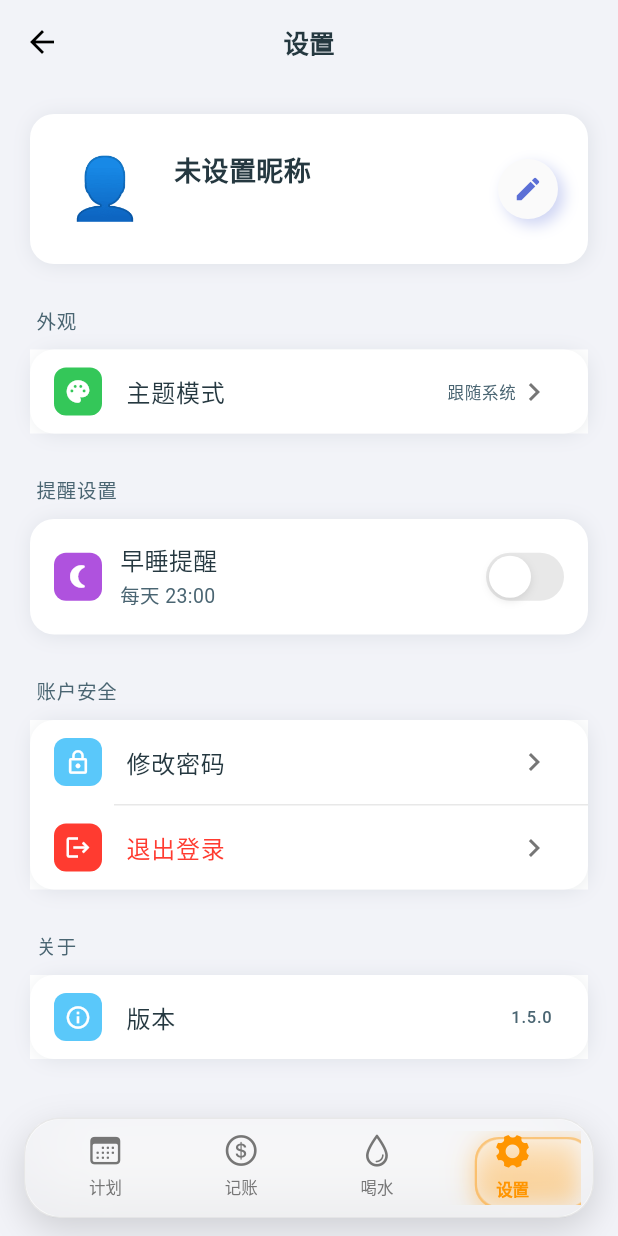
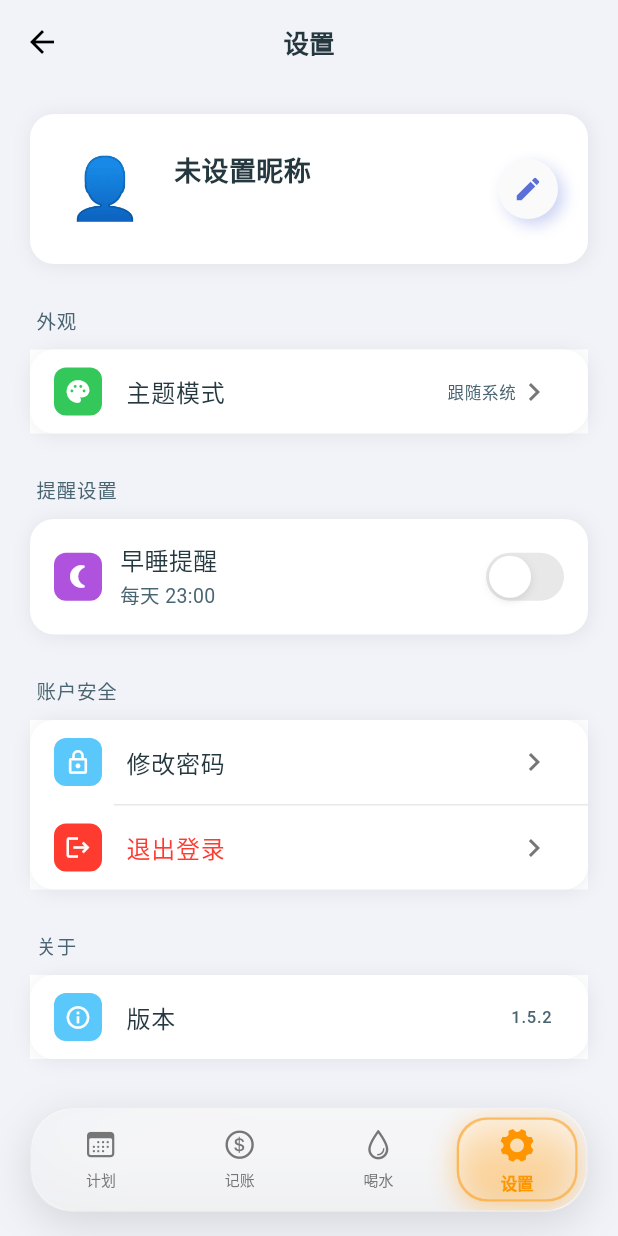
Before and after one commit to qq357877431/flutter_app, a Flutter app: the HomeScreen screen opened by its route, item 4 of the bottom bar chosen, on a phone screen of 412 x 824 dp. Run offline on Flutter 3.47's test engine with Material 3 defaults, Android fonts, the phone set to English and light mode, and no system bars; our stand-ins replace dio, flutter_local_notifications, flutter_riverpod, shared_preferences, timezone; accounts and stored records are empty; network calls fail.

Commit message:
v1.5.2: 触觉反馈、修复消费记录时区问题

```diff
--- a/flutter_app/lib/models/expense.dart
+++ b/flutter_app/lib/models/expense.dart
@@ -14,12 +14,16 @@ class Expense {
   }) : createdAt = createdAt ?? DateTime.now();
 
   factory Expense.fromJson(Map<String, dynamic> json) {
+    // 解析时间并转换为本地时间
+    final utcTime = DateTime.parse(json['created_at'] as String);
+    final localTime = utcTime.isUtc ? utcTime.toLocal() : utcTime;
+
     return Expense(
       id: json['id'] as int?,
       amount: (json['amount'] as num).toDouble(),
       category: json['category'] as String,
       note: json['note'] as String?,
-      createdAt: DateTime.parse(json['created_at'] as String),
+      createdAt: localTime,
     );
   }
 
--- a/flutter_app/lib/screens/expense_screen.dart
+++ b/flutter_app/lib/screens/expense_screen.dart
@@ -5,6 +5,7 @@ import 'package:intl/intl.dart';
 import '../config/colors.dart';
 import '../models/expense.dart';
 import '../providers/expense_provider.dart';
+import '../services/haptic_service.dart';
 
 class ExpenseScreen extends ConsumerStatefulWidget {
   const ExpenseScreen({super.key});
@@ -262,6 +263,7 @@ class _ExpenseScreenState extends ConsumerState<ExpenseScreen> {
                   onPressed: () async {
                     final amount = double.tryParse(amountController.text);
                     if (amount != null && amount > 0) {
+                      HapticService.mediumImpact(); // 记账时触觉反馈
                       await ref.read(expenseProvider.notifier).createExpense(amount, selectedCategory, noteController.text.isEmpty ? null : noteController.text);
                       if (mounted) Navigator.pop(ctx);
                     }
--- a/flutter_app/lib/screens/home_screen.dart
+++ b/flutter_app/lib/screens/home_screen.dart
@@ -2,6 +2,7 @@ import 'dart:ui';
 import 'package:flutter/cupertino.dart';
 import 'package:flutter/material.dart';
 import '../config/colors.dart';
+import '../services/haptic_service.dart';
 import 'plan_screen.dart';
 import 'expense_screen.dart';
 import 'water_screen.dart';
@@ -17,10 +18,9 @@ class HomeScreen extends StatefulWidget {
 class _HomeScreenState extends State<HomeScreen> with TickerProviderStateMixin {
   int _currentIndex = 0;
   late PageController _pageController;
-  late AnimationController _liquidController;
 
   double _dragStartX = 0;
-  double _liquidPosition = 0; // 0-3 对应4个tab
+  double _liquidPosition = 0;
   bool _isDragging = false;
 
   final List<_NavItemData> _navItems = [
@@ -34,22 +34,18 @@ class _HomeScreenState extends State<HomeScreen> with TickerProviderStateMixin {
   void initState() {
     super.initState();
     _pageController = PageController(initialPage: _currentIndex);
-    _liquidController = AnimationController(
-      vsync: this,
-      duration: const Duration(milliseconds: 300),
-    );
     _liquidPosition = _currentIndex.toDouble();
   }
 
   @override
   void dispose() {
     _pageController.dispose();
-    _liquidController.dispose();
     super.dispose();
   }
 
   void _onTabTapped(int index) {
     if (_currentIndex != index) {
+      HapticService.lightImpact(); // 切换菜单时触觉反馈
       setState(() {
         _currentIndex = index;
         _liquidPosition = index.toDouble();
@@ -59,7 +55,6 @@ class _HomeScreenState extends State<HomeScreen> with TickerProviderStateMixin {
         duration: const Duration(milliseconds: 300),
         curve: Curves.easeOutCubic,
       );
-      _liquidController.forward(from: 0);
     }
   }
 
@@ -105,11 +100,14 @@ class _HomeScreenState extends State<HomeScreen> with TickerProviderStateMixin {
     final isDark = Theme.of(context).brightness == Brightness.dark;
     final colors = AppColors(isDark);
     final tabColors = [colors.primary, colors.green, colors.blue, colors.orange];
+    final bottomPadding = MediaQuery.of(context).padding.bottom;
 
     return Scaffold(
       backgroundColor: colors.scaffoldBg,
-      extendBody: true, // 让内容延伸到导航栏下方
-      body: PageView(
+      body: Stack(
+        children: [
+          // 页面内容
+          PageView(
             controller: _pageController,
             onPageChanged: _onPageChanged,
             physics: const BouncingScrollPhysics(),
@@ -120,7 +118,12 @@ class _HomeScreenState extends State<HomeScreen> with TickerProviderStateMixin {
               SettingsScreen(),
             ],
           ),
-      bottomNavigationBar: _LiquidGlassNavBar(
+          // 浮动导航栏
+          Positioned(
+            left: 20,
+            right: 20,
+            bottom: bottomPadding + 16,
+            child: _LiquidGlassNavBar(
               currentIndex: _currentIndex,
               liquidPosition: _liquidPosition,
               navItems: _navItems,
@@ -131,6 +134,9 @@ class _HomeScreenState extends State<HomeScreen> with TickerProviderStateMixin {
               onHorizontalDragStart: _onHorizontalDragStart,
               onHorizontalDragUpdate: _onHorizontalDragUpdate,
               onHorizontalDragEnd: _onHorizontalDragEnd,
+            ),
+          ),
+        ],
       ),
     );
   }
@@ -171,33 +177,32 @@ class _LiquidGlassNavBar extends StatelessWidget {
 
   @override
   Widget build(BuildContext context) {
-    final bottomPadding = MediaQuery.of(context).padding.bottom;
-
     return Container(
-      margin: EdgeInsets.only(left: 16, right: 16, bottom: bottomPadding + 12),
+      height: 70,
       decoration: BoxDecoration(
         color: isDark
-            ? Colors.black.withOpacity(0.7)
-            : Colors.white.withOpacity(0.85),
-        borderRadius: BorderRadius.circular(24),
+            ? Colors.black.withOpacity(0.6)
+            : Colors.white.withOpacity(0.8),
+        borderRadius: BorderRadius.circular(28),
         border: Border.all(
           color: isDark
-              ? Colors.white.withOpacity(0.15)
-              : Colors.black.withOpacity(0.08),
+              ? Colors.white.withOpacity(0.12)
+              : Colors.black.withOpacity(0.06),
           width: 1,
         ),
         boxShadow: [
           BoxShadow(
-            color: Colors.black.withOpacity(isDark ? 0.4 : 0.15),
-            blurRadius: 20,
+            color: Colors.black.withOpacity(isDark ? 0.5 : 0.12),
+            blurRadius: 24,
             offset: const Offset(0, 8),
+            spreadRadius: 0,
           ),
         ],
       ),
       child: ClipRRect(
-        borderRadius: BorderRadius.circular(24),
+        borderRadius: BorderRadius.circular(28),
         child: BackdropFilter(
-          filter: ImageFilter.blur(sigmaX: 25, sigmaY: 25),
+          filter: ImageFilter.blur(sigmaX: 30, sigmaY: 30),
           child: LayoutBuilder(
             builder: (context, constraints) {
               final navWidth = constraints.maxWidth;
@@ -207,26 +212,24 @@ class _LiquidGlassNavBar extends StatelessWidget {
                 onHorizontalDragStart: onHorizontalDragStart,
                 onHorizontalDragUpdate: (details) => onHorizontalDragUpdate(details, navWidth),
                 onHorizontalDragEnd: onHorizontalDragEnd,
-                child: Container(
-                  height: 65,
-                  padding: const EdgeInsets.symmetric(horizontal: 8, vertical: 8),
                 child: Stack(
+                  alignment: Alignment.center,
                   children: [
-                      // 液态玻璃指示器
+                    // 液态玻璃指示器 - 包裹整个菜单项
                     AnimatedPositioned(
-                        duration: const Duration(milliseconds: 200),
+                      duration: const Duration(milliseconds: 250),
                       curve: Curves.easeOutCubic,
-                        left: liquidPosition * itemWidth + 8,
-                        top: 4,
+                      left: liquidPosition * itemWidth + 6,
+                      top: 6,
+                      bottom: 6,
                       child: _LiquidIndicator(
-                          width: itemWidth - 16,
+                        width: itemWidth - 12,
                         color: tabColors[liquidPosition.round().clamp(0, 3)],
                         isDark: isDark,
                       ),
                     ),
                     // 导航项
                     Row(
-                        mainAxisAlignment: MainAxisAlignment.spaceAround,
                       children: List.generate(4, (index) {
                         final isSelected = currentIndex == index;
                         final item = navItems[index];
@@ -249,7 +252,6 @@ class _LiquidGlassNavBar extends StatelessWidget {
                       }),
                     ),
                   ],
-                  ),
                 ),
               );
             },
@@ -275,46 +277,40 @@ class _LiquidIndicator extends StatelessWidget {
   Widget build(BuildContext context) {
     return Container(
       width: width,
-      height: 48,
       decoration: BoxDecoration(
         gradient: LinearGradient(
           begin: Alignment.topLeft,
           end: Alignment.bottomRight,
           colors: [
-            color.withOpacity(isDark ? 0.3 : 0.2),
-            color.withOpacity(isDark ? 0.15 : 0.1),
+            color.withOpacity(isDark ? 0.35 : 0.25),
+            color.withOpacity(isDark ? 0.2 : 0.15),
           ],
         ),
-        borderRadius: BorderRadius.circular(16),
+        borderRadius: BorderRadius.circular(20),
         border: Border.all(
-          color: color.withOpacity(isDark ? 0.4 : 0.3),
+          color: color.withOpacity(isDark ? 0.5 : 0.4),
           width: 1.5,
         ),
         boxShadow: [
           BoxShadow(
-            color: color.withOpacity(0.3),
-            blurRadius: 12,
+            color: color.withOpacity(0.4),
+            blurRadius: 16,
             offset: const Offset(0, 4),
-          ),
-          BoxShadow(
-            color: color.withOpacity(0.1),
-            blurRadius: 20,
-            spreadRadius: 2,
           ),
         ],
       ),
       child: ClipRRect(
-        borderRadius: BorderRadius.circular(16),
+        borderRadius: BorderRadius.circular(20),
         child: BackdropFilter(
-          filter: ImageFilter.blur(sigmaX: 8, sigmaY: 8),
+          filter: ImageFilter.blur(sigmaX: 10, sigmaY: 10),
           child: Container(
             decoration: BoxDecoration(
               gradient: LinearGradient(
                 begin: Alignment.topCenter,
                 end: Alignment.bottomCenter,
                 colors: [
-                  Colors.white.withOpacity(isDark ? 0.1 : 0.4),
-                  Colors.white.withOpacity(isDark ? 0.05 : 0.1),
+                  Colors.white.withOpacity(isDark ? 0.15 : 0.5),
+                  Colors.white.withOpacity(isDark ? 0.05 : 0.15),
                 ],
               ),
             ),
@@ -360,14 +356,14 @@ class _NavItem extends StatelessWidget {
             isSelected ? activeIcon : icon,
             key: ValueKey(isSelected),
             color: isSelected ? color : colors.textTertiary,
-            size: isSelected ? 26 : 24,
+            size: isSelected ? 26 : 22,
           ),
         ),
         const SizedBox(height: 4),
         AnimatedDefaultTextStyle(
           duration: const Duration(milliseconds: 200),
           style: TextStyle(
-            fontSize: 11,
+            fontSize: isSelected ? 11 : 10,
             color: isSelected ? color : colors.textTertiary,
             fontWeight: isSelected ? FontWeight.w600 : FontWeight.normal,
           ),
--- a/flutter_app/lib/screens/plan_screen.dart
+++ b/flutter_app/lib/screens/plan_screen.dart
@@ -6,6 +6,7 @@ import '../config/colors.dart';
 import '../models/plan.dart';
 import '../providers/auth_provider.dart';
 import '../providers/plan_provider.dart';
+import '../services/haptic_service.dart';
 import '../services/notification_service.dart';
 
 class PlanScreen extends ConsumerStatefulWidget {
@@ -323,6 +324,7 @@ class _PlanScreenState extends ConsumerState<PlanScreen> {
                                 plan: plan,
                                 colors: colors,
                                 onToggle: () async {
+                                  HapticService.mediumImpact(); // 完成任务时触觉反馈
                                   await ref.read(planProvider.notifier).togglePlanStatus(plan);
                                   _checkAndScheduleReminder();
                                 },
--- a/flutter_app/lib/screens/settings_screen.dart
+++ b/flutter_app/lib/screens/settings_screen.dart
@@ -246,7 +246,7 @@ class _SettingsScreenState extends ConsumerState<SettingsScreen> {
               child: ListTile(
                 leading: _icon(Icons.info_outline, colors.accent),
                 title: Text('版本', style: TextStyle(color: colors.textPrimary)),
-                trailing: Text('1.5.0', style: TextStyle(color: colors.textSecondary)),
+                trailing: Text('1.5.2', style: TextStyle(color: colors.textSecondary)),
               ),
             ),
           ),
--- a/flutter_app/lib/screens/water_screen.dart
+++ b/flutter_app/lib/screens/water_screen.dart
@@ -6,6 +6,7 @@ import 'dart:convert';
 import 'dart:math' as math;
 import '../config/colors.dart';
 import '../providers/auth_provider.dart';
+import '../services/haptic_service.dart';
 import '../services/notification_service.dart';
 
 class WaterScreen extends ConsumerStatefulWidget {
@@ -93,6 +94,7 @@ class _WaterScreenState extends ConsumerState<WaterScreen> with SingleTickerProv
   }
 
   void _addRecord(DrinkType type, int amount) {
+    HapticService.mediumImpact(); // 记录喝水时触觉反馈
     setState(() {
       _records.insert(0, WaterRecord(
         type: type.name,
--- /dev/null
+++ b/flutter_app/lib/services/haptic_service.dart
@@ -0,0 +1,29 @@
+import 'package:flutter/services.dart';
+
+/// 触觉反馈服务
+class HapticService {
+  /// 轻触反馈 - 用于切换菜单、选择等
+  static void lightImpact() {
+    HapticFeedback.lightImpact();
+  }
+
+  /// 中等反馈 - 用于完成任务、记录等
+  static void mediumImpact() {
+    HapticFeedback.mediumImpact();
+  }
+
+  /// 重反馈 - 用于重要操作
+  static void heavyImpact() {
+    HapticFeedback.heavyImpact();
+  }
+
+  /// 选择反馈 - 用于选择变化
+  static void selectionClick() {
+    HapticFeedback.selectionClick();
+  }
+
+  /// 振动反馈
+  static void vibrate() {
+    HapticFeedback.vibrate();
+  }
+}
--- a/flutter_app/pubspec.yaml
+++ b/flutter_app/pubspec.yaml
@@ -1,7 +1,7 @@
 name: daily_planner
 description: 每日计划 - 计划、记账、喝水提醒
 publish_to: 'none'
-version: 1.5.0+11
+version: 1.5.2+13
 
 environment:
   sdk: '>=3.0.0 <4.0.0'
```
Lines whose indentation alone changed are shown as unchanged.
